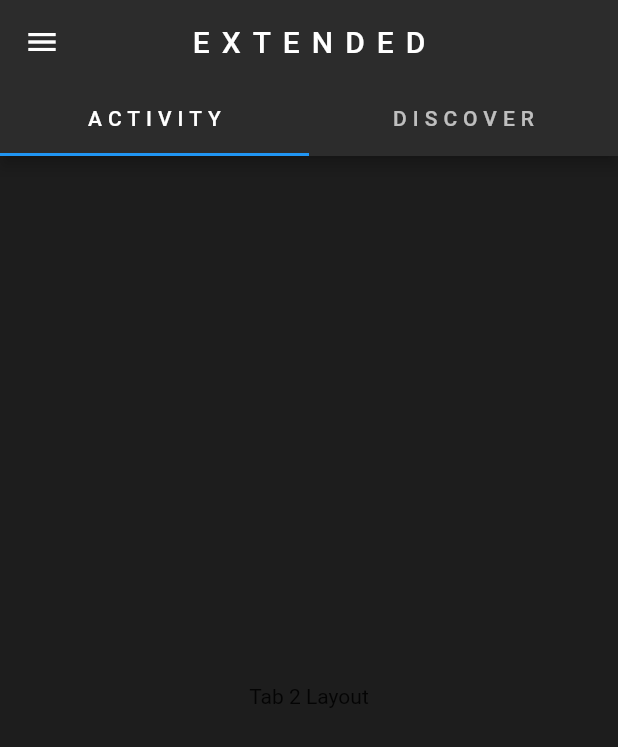
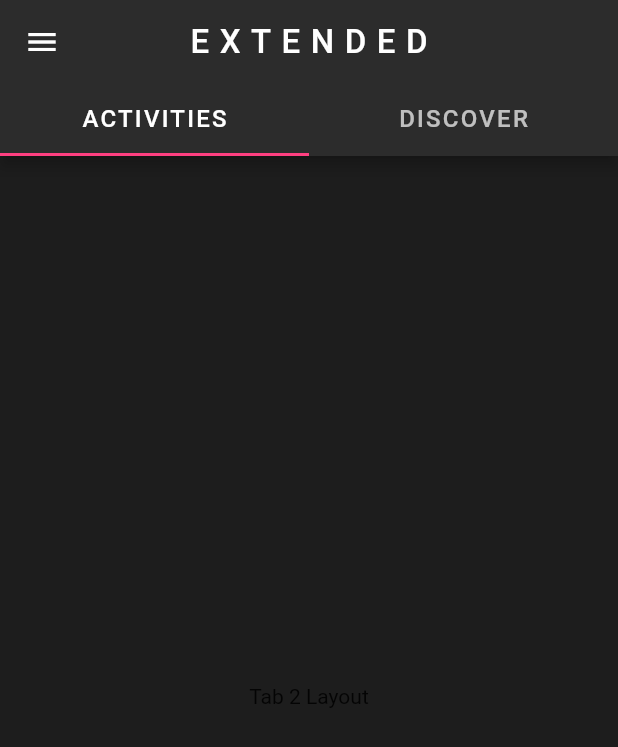
Before and after one commit to Somsubro-Banerjee/Vtop-Redefined, a Flutter app: the screen it shows after launch, on a phone screen of 412 x 824 dp. Shown: the top 747 px of the screen. Run offline on Flutter 3.47's test engine with Material 2 defaults, Android fonts, the phone set to English and light mode, and no system bars.

Commit message:
Second Commit

```diff
--- a/lib/UI/newUI.dart
+++ b/lib/UI/newUI.dart
@@ -29,14 +29,15 @@ class ExtendedHome extends StatelessWidget {
 
             ],
             backgroundColor: backgroundColor,
-            bottom: TabBar(
+            bottom: TabBar(indicatorColor: Colors.pinkAccent,
               tabs: [
-                Tab(child: Container(child:Text("ACTIVITY", style: TextStyle(letterSpacing: 4.0),)),),
-                Tab(child: Container(child:Text("DISCOVER", style: TextStyle(letterSpacing: 4.0),)),),
+                Tab(child: Container(child:Text("ACTIVITIES", style: TextStyle(letterSpacing: 1.5, fontSize: 16),)),),
+                Tab(child: Container(child:Text("DISCOVER", style: TextStyle(letterSpacing: 1.5, fontSize: 16),)),),
               ],
             ),
             centerTitle: true,
-            title: Text('EXTENDED',style: TextStyle(letterSpacing:8),),
+            title: Text('EXTENDED',style: TextStyle(fontSize: 22,letterSpacing:7),),
+
           ),
           body: TabBarView(
             children: [
```
Also changed, not shown: 3 other files.
